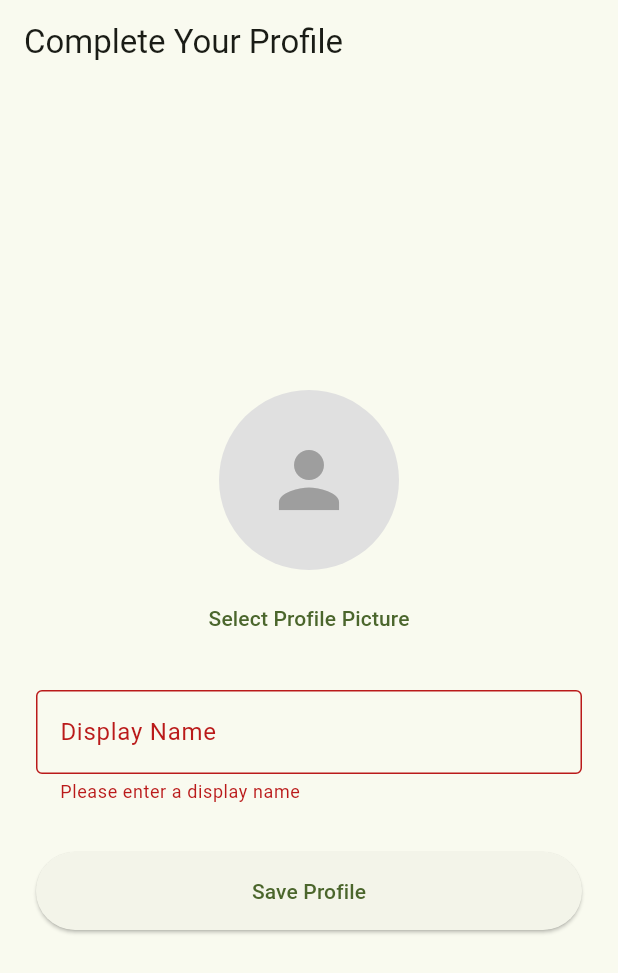
After one commit to the-jeddi/flutter-blog, a Flutter app: the OnboardingScreen screen opened by its route, after a tap on "Save Profile", on a phone screen of 412 x 824 dp. The commit adds this screen. Shown: the top 973 px of the screen. Run offline on Flutter 3.47's test engine with Material 3 defaults, Android fonts, the phone set to English and light mode, and no system bars; our stand-ins replace get_it, go_router, image_picker, supabase_flutter; accounts and stored records are empty.

Commit message:
feat(profile): implement onboarding screen, profile setup, and auth routing

```diff
--- /dev/null
+++ b/lib/features/profile/models/profile_model.dart
@@ -0,0 +1,26 @@
+class Profile {
+  final String id;
+  final String displayName;
+  final String? avatarUrl;
+  final DateTime createdAt;
+
+  Profile({
+    required this.id,
+    required this.displayName,
+    this.avatarUrl,
+    required this.createdAt,
+  });
+
+  factory Profile.fromJson(Map<String, dynamic> json) {
+    return Profile(
+      id: json['id'] as String,
+      displayName: json['display_name'] as String,
+      avatarUrl: json['avatar_url'] as String,
+      createdAt: DateTime.parse(json['created_at'] as String),
+    );
+  }
+
+  Map<String, dynamic> toJson() {
+    return {'id': id, 'displayName': displayName, 'avatarUrl': avatarUrl};
+  }
+}
--- /dev/null
+++ b/lib/features/profile/repositories/profile_repository.dart
@@ -0,0 +1,54 @@
+import 'dart:typed_data';
+
+import 'package:flutter_blog/features/profile/models/profile_model.dart';
+import 'package:supabase_flutter/supabase_flutter.dart';
+
+class ProfileRepository {
+  final SupabaseClient _client;
+  ProfileRepository({required this._client});
+
+  Future<Profile?> fetchProfile(String userId) async {
+    final data = await _client
+        .from('profiles')
+        .select()
+        .eq('id', userId)
+        .maybeSingle();
+
+    if (data == null) return null;
+    return Profile.fromJson(data);
+  }
+
+  Future<Profile> createProfile(
+    String userId,
+    String displayName,
+    Uint8List? imageBytes,
+    String? fileName,
+  ) async {
+    String? avatarUrl;
+
+    if (imageBytes != null && fileName != null) {
+      // Extract extension
+      final ext = fileName.contains('.') ? fileName.split('.').last : 'jpg';
+      final storageFileName =
+          '$userId-${DateTime.now().millisecondsSinceEpoch}.$ext';
+
+      await _client.storage
+          .from('avatars')
+          .uploadBinary(storageFileName, imageBytes);
+
+      avatarUrl = _client.storage.from('avatars').getPublicUrl(storageFileName);
+    }
+
+    final data = await _client
+        .from('profiles')
+        .insert({
+          'id': userId,
+          'display_name': displayName,
+          if (avatarUrl != null) 'avatar_url': avatarUrl,
+        })
+        .select()
+        .single();
+
+    return Profile.fromJson(data);
+  }
+}
--- /dev/null
+++ b/lib/features/profile/screens/onboarding_screen.dart
@@ -0,0 +1,157 @@
+import 'dart:typed_data';
+import 'package:flutter/material.dart';
+import 'package:image_picker/image_picker.dart';
+import 'package:provider/provider.dart';
+
+import '../../auth/providers/auth_provider.dart';
+import '../providers/profile_provider.dart';
+
+class OnboardingScreen extends StatefulWidget {
+  const OnboardingScreen({super.key});
+
+  @override
+  State<OnboardingScreen> createState() => _OnboardingScreenState();
+}
+
+class _OnboardingScreenState extends State<OnboardingScreen> {
+  final _formKey = GlobalKey<FormState>();
+  final _nameController = TextEditingController();
+
+  // State for the cross-platform image bytes
+  Uint8List? _avatarBytes;
+  String? _avatarName;
+
+  @override
+  void dispose() {
+    _nameController.dispose();
+    super.dispose();
+  }
+
+  Future<void> _pickImage() async {
+    final picker = ImagePicker();
+    // Using XFile works perfectly on Web, iOS, and Android
+    final xFile = await picker.pickImage(source: ImageSource.gallery);
+
+    if (xFile != null) {
+      final bytes = await xFile.readAsBytes();
+      setState(() {
+        _avatarBytes = bytes;
+        _avatarName = xFile.name;
+      });
+    }
+  }
+
+  Future<void> _handleSetup(ProfileProvider profileProvider) async {
+    if (_formKey.currentState!.validate()) {
+      FocusScope.of(context).unfocus();
+
+      // Retrieve the current user's ID securely from AuthProvider
+      final userId = context.read<AuthProvider>().currentUser?.id;
+
+      if (userId == null) return; // Failsafe in case auth state drops
+
+      await profileProvider.setupProfile(
+        userId,
+        _nameController.text.trim(),
+        _avatarBytes,
+        _avatarName,
+      );
+
+      if (!mounted) return;
+
+      if (profileProvider.errorMessage != null) {
+        ScaffoldMessenger.of(context).showSnackBar(
+          SnackBar(
+            content: Text(profileProvider.errorMessage!),
+            backgroundColor: Colors.red,
+          ),
+        );
+        profileProvider.clearError();
+      }
+    }
+  }
+
+  @override
+  Widget build(BuildContext context) {
+    return Scaffold(
+      appBar: AppBar(
+        title: const Text('Complete Your Profile'),
+        // Prevent the user from going back to the login screen using the app bar
+        automaticallyImplyLeading: false,
+      ),
+      body: Center(
+        child: SingleChildScrollView(
+          padding: const EdgeInsets.all(24.0),
+          child: Form(
+            key: _formKey,
+            child: Column(
+              mainAxisAlignment: MainAxisAlignment.center,
+              crossAxisAlignment: CrossAxisAlignment.center,
+              children: [
+                GestureDetector(
+                  onTap: _pickImage,
+                  child: CircleAvatar(
+                    radius: 60,
+                    backgroundColor: Colors.grey[300],
+                    // MemoryImage reads directly from our Uint8List
+                    backgroundImage: _avatarBytes != null
+                        ? MemoryImage(_avatarBytes!)
+                        : null,
+                    child: _avatarBytes == null
+                        ? const Icon(Icons.person, size: 60, color: Colors.grey)
+                        : null,
+                  ),
+                ),
+                const SizedBox(height: 8),
+                TextButton(
+                  onPressed: _pickImage,
+                  child: const Text('Select Profile Picture'),
+                ),
+                const SizedBox(height: 24),
+                TextFormField(
+                  controller: _nameController,
+                  decoration: const InputDecoration(
+                    labelText: 'Display Name',
+                    border: OutlineInputBorder(),
+                  ),
+                  validator: (value) {
+                    if (value == null || value.trim().isEmpty) {
+                      return 'Please enter a display name';
+                    }
+                    return null;
+                  },
+                ),
+                const SizedBox(height: 32),
+
+                Consumer<ProfileProvider>(
+                  builder: (context, provider, child) {
+                    return SizedBox(
+                      width: double.infinity, // Make button stretch full width
+                      child: ElevatedButton(
+                        onPressed: provider.isLoading
+                            ? null
+                            : () => _handleSetup(provider),
+                        style: ElevatedButton.styleFrom(
+                          padding: const EdgeInsets.symmetric(vertical: 16),
+                        ),
+                        child: provider.isLoading
+                            ? const SizedBox(
+                                height: 20,
+                                width: 20,
+                                child: CircularProgressIndicator(
+                                  strokeWidth: 2,
+                                ),
+                              )
+                            : const Text('Save Profile'),
+                      ),
+                    );
+                  },
+                ),
+              ],
+            ),
+          ),
+        ),
+      ),
+    );
+  }
+}
--- a/pubspec.yaml
+++ b/pubspec.yaml
@@ -38,6 +38,7 @@ dependencies:
   provider: ^6.1.5+1
   supabase_flutter: ^2.16.0
   get_it: ^9.2.1
+  image_picker: ^1.2.3
 
 dev_dependencies:
   flutter_test:
```
Also changed, not shown: lib/core/locator.dart (+8 -2 lines), lib/features/profile/providers/profile_provider.dart (added, +116 -0 lines), lib/main.dart (+32 -10 lines), pubspec.lock, 5 other files.
